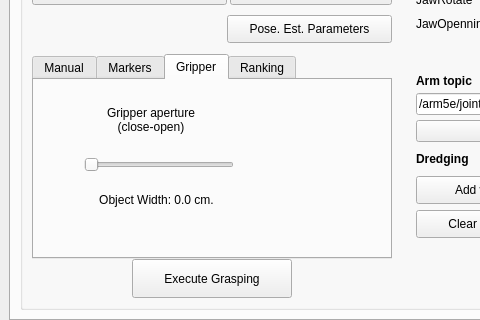
davidfornas/merbots_gui, file ui/main_window.ui: the form before one commit; both pictures show x 0 to 480 and y 175 to 495 of the 1295 by 750 pixel window.
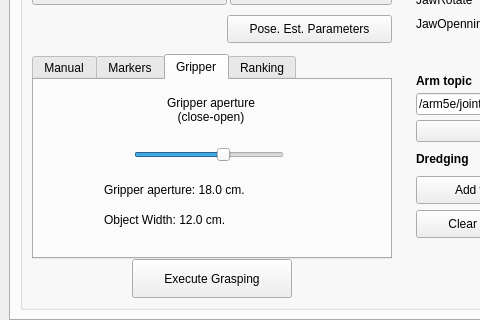
The form after the commit. The open tabs and pages were chosen to show the change. Icons and pictures are not drawn.

Commit message: Clean interface layout

```diff
--- a/ui/main_window.ui
+++ b/ui/main_window.ui
@@ -763,8 +763,8 @@
                     <widget class="QLabel" name="label_18">
                      <property name="geometry">
                       <rect>
-                       <x>40</x>
-                       <y>20</y>
+                       <x>100</x>
+                       <y>10</y>
                        <width>154</width>
                        <height>39</height>
                       </rect>
@@ -780,8 +780,8 @@
                     <widget class="QSlider" name="gripperOpeningSlider">
                      <property name="geometry">
                       <rect>
-                       <x>50</x>
-                       <y>70</y>
+                       <x>100</x>
+                       <y>60</y>
                        <width>150</width>
                        <height>29</height>
                       </rect>
@@ -804,6 +804,9 @@
                        <height>16777215</height>
                       </size>
                      </property>
+                     <property name="value">
+                      <number>60</number>
+                     </property>
                      <property name="orientation">
                       <enum>Qt::Horizontal</enum>
                      </property>
@@ -811,17 +814,33 @@
                     <widget class="QLabel" name="label_6">
                      <property name="geometry">
                       <rect>
-                       <x>12</x>
-                       <y>110</y>
+                       <x>70</x>
+                       <y>130</y>
                        <width>221</width>
                        <height>20</height>
                       </rect>
                      </property>
                      <property name="text">
-                      <string>Object Width: 0.0 cm.</string>
+                      <string>Object Width: 12.0 cm.</string>
                      </property>
                      <property name="alignment">
-                      <set>Qt::AlignCenter</set>
+                      <set>Qt::AlignLeading|Qt::AlignLeft|Qt::AlignVCenter</set>
+                     </property>
+                    </widget>
+                    <widget class="QLabel" name="label_19">
+                     <property name="geometry">
+                      <rect>
+                       <x>70</x>
+                       <y>100</y>
+                       <width>221</width>
+                       <height>20</height>
+                      </rect>
+                     </property>
+                     <property name="text">
+                      <string>Gripper aperture: 18.0 cm.</string>
+                     </property>
+                     <property name="alignment">
+                      <set>Qt::AlignLeading|Qt::AlignLeft|Qt::AlignVCenter</set>
                      </property>
                     </widget>
                    </widget>
```
Left out of the diff: 6 changed lines with no effect on the pictures. The commit also changes 1 other file.
